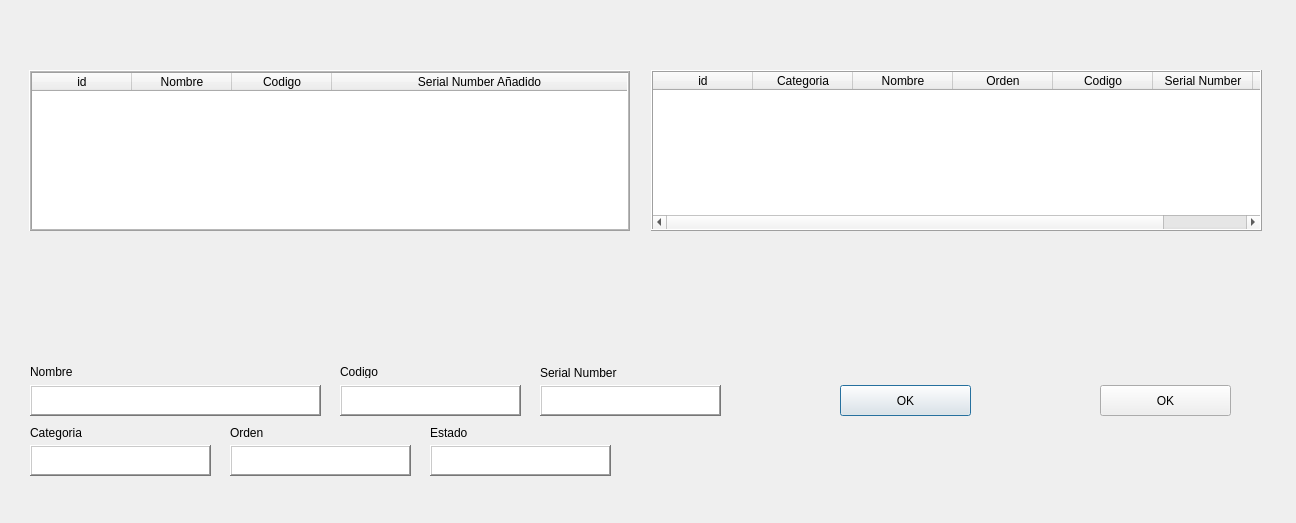
Before: the Qt Designer form GUI/SeleccionarNumeroSerie.ui in JuanCruzEmmanuel/TestFrame, drawn with Qt 5.
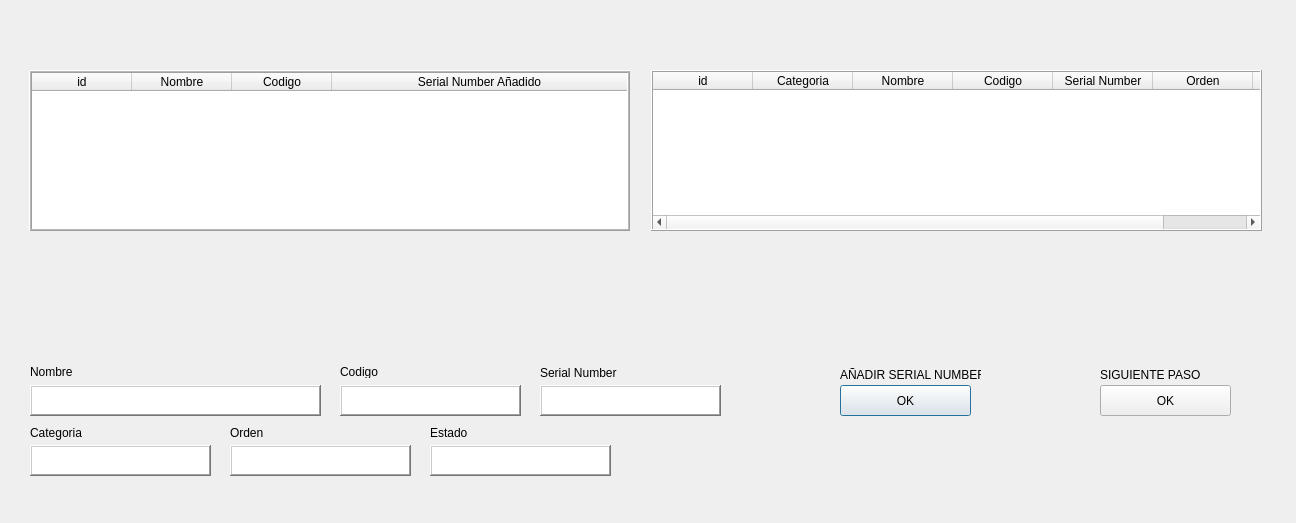
After: the same form once the commit is applied.

Commit message: Se agrega la interfaz de ingreso Numero de serie, ya es funcional aunque le falta incorporarse al main

The edit to the form file:
```diff
--- a/GUI/SeleccionarNumeroSerie.ui
+++ b/GUI/SeleccionarNumeroSerie.ui
@@ -131,11 +131,6 @@
               <string>Nombre</string>
              </property>
             </column>
-            <column>
-             <property name="text">
-              <string>Orden</string>
-             </property>
-            </column>
             <column>
              <property name="text">
               <string>Codigo</string>
@@ -146,6 +141,11 @@
               <string>Serial Number</string>
              </property>
             </column>
+            <column>
+             <property name="text">
+              <string>Orden</string>
+             </property>
+            </column>
             <column>
              <property name="text">
               <string>Estado</string>
@@ -368,6 +368,32 @@
           <string>Estado</string>
          </property>
         </widget>
+        <widget class="QLabel" name="label_agrSerialNum">
+         <property name="geometry">
+          <rect>
+           <x>820</x>
+           <y>100</y>
+           <width>141</width>
+           <height>20</height>
+          </rect>
+         </property>
+         <property name="text">
+          <string>AÑADIR SERIAL NUMBER</string>
+         </property>
+        </widget>
+        <widget class="QLabel" name="label_sigPaso">
+         <property name="geometry">
+          <rect>
+           <x>1080</x>
+           <y>100</y>
+           <width>141</width>
+           <height>20</height>
+          </rect>
+         </property>
+         <property name="text">
+          <string>SIGUIENTE PASO</string>
+         </property>
+        </widget>
        </widget>
       </item>
      </layout>
```
Left out of the diff: 4 changed lines with no effect on the pictures. The commit also changes 2 other files.
